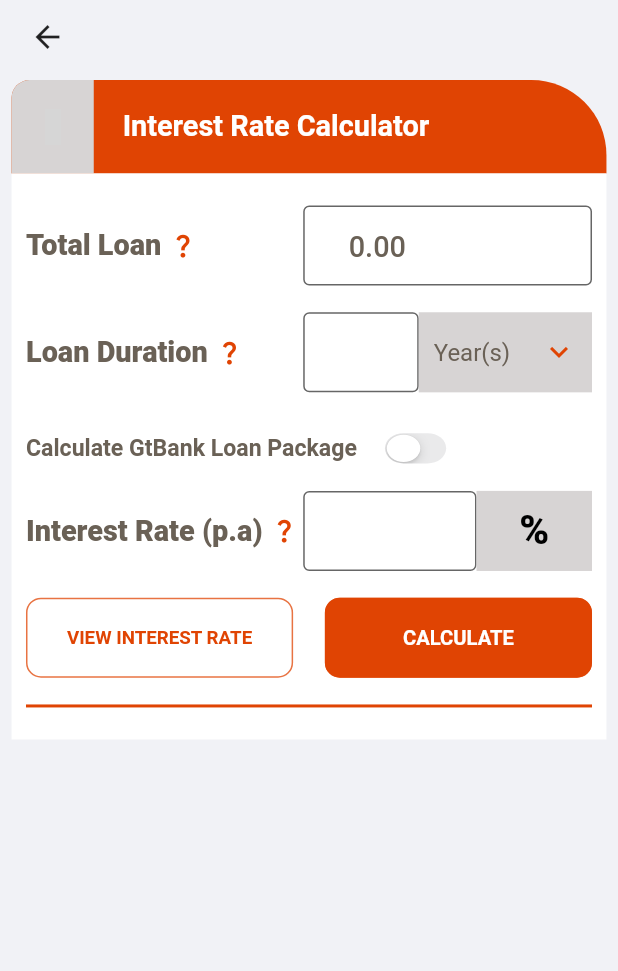
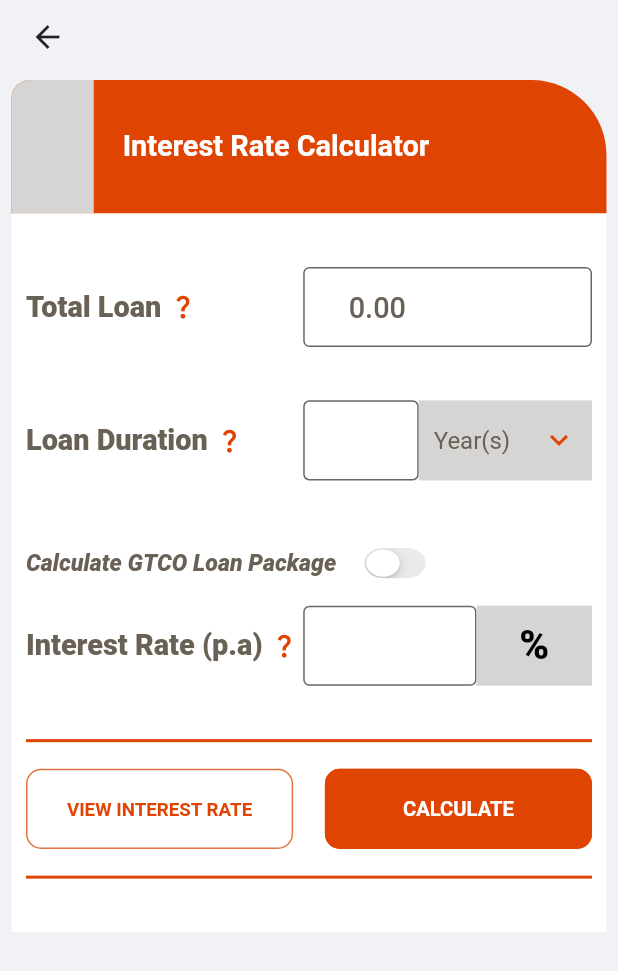
Before and after one commit to sholarrh/east_gtb_hackaton, a Flutter app: the InterestRateCalculator screen opened directly, on a phone screen of 412 x 824 dp. Shown: the top 971 px of the screen. Run offline on Flutter 3.47's test engine with Material 2 defaults, Android fonts, the phone set to English and light mode, and no system bars; drawn by our look-alikes of dropdown_button2; our stand-ins replace dotted_line, flutter_svg, iconsax, persistent_bottom_nav_bar_v2, pin_code_fields, top_snackbar_flutter; missing offline and left inert: pattern_formatter; Roboto replaces fonts that are missing (Outfit-Regular, Urbanist-Bold, Urbanist-Regular); grey boxes are pictures that could not be loaded.

Commit message:
added italics

```diff
--- a/lib/app/presentation/mobile_app/home/interest_rate_calculator.dart
+++ b/lib/app/presentation/mobile_app/home/interest_rate_calculator.dart
@@ -62,7 +62,7 @@
                   width: double.infinity,
                   padding: EdgeInsets.symmetric(
                     horizontal: getProportionateScreenWidth(10),
-                    vertical: getProportionateScreenHeight(24),
+                    vertical: getProportionateScreenHeight(40),
                   ),
                   decoration: const BoxDecoration(
                     color: Palette.whiteColor,
@@ -73,13 +73,13 @@
                       children: [
                         TotalLoanRow(controller: _amountController),
                         SizedBox(
-                          height: getProportionateScreenHeight(20),
+                          height: getProportionateScreenHeight(40),
                         ),
                         LoanDurationRow(
                           controller: _durationController,
                         ),
                         SizedBox(
-                          height: getProportionateScreenHeight(20),
+                          height: getProportionateScreenHeight(40),
                         ),
                         Consumer<InterestRateProvider>(
                             builder: (context, showRate, child) {
@@ -103,6 +103,15 @@
                                   ],
                                 );
                         }),
+                        SizedBox(
+                          height: getProportionateScreenHeight(40),
+                        ),
+
+                        const Divider(
+                          color: Palette.primaryColor,
+                          height: 2,
+                          thickness: 2,
+                        ),
                         SizedBox(
                           height: getProportionateScreenHeight(20),
                         ),
@@ -293,7 +302,7 @@
                           color: Palette.primaryColor,
                           height: 2,
                           thickness: 2,
-                        )
+                        ),
                       ],
                     ),
                   ),
--- a/lib/core/widgets/build_text.dart
+++ b/lib/core/widgets/build_text.dart
@@ -9,6 +9,7 @@
   required FontWeight weight,
   required Color colorName,
   required String fontFamily,
+  FontStyle? fontStyle,
   bool? softWrap,
   double letterSpacing = 0.0,
   TextAlign? textAlign,
@@ -22,6 +23,8 @@
         letterSpacing: getProportionateScreenWidth(letterSpacing),
         fontSize: getProportionateScreenWidth(fontSize),
         fontWeight: weight,
-        color: colorName),
+        color: colorName,
+      fontStyle: fontStyle,
+    ),
   );
 }
--- a/lib/core/widgets/header.dart
+++ b/lib/core/widgets/header.dart
@@ -15,7 +15,7 @@
   Widget build(BuildContext context) {
     return Container(
       width: double.infinity,
-      height: getProportionateScreenHeight(70),
+      height: getProportionateScreenHeight(100),
       decoration: const BoxDecoration(
           color: Palette.primaryColor,
           borderRadius: BorderRadius.only(
--- a/lib/core/widgets/switch.dart
+++ b/lib/core/widgets/switch.dart
@@ -15,11 +15,12 @@
     return Row(
       children: [
         createGeneralText(
-          inputText: 'Calculate GtBank Loan Package',
+          inputText: 'Calculate GTCO Loan Package',
           fontSize: 16,
           fontFamily: FontFamily.urbanistRegular,
-          weight: FontWeight.w600,
+          weight: FontWeight.w800,
           colorName: Palette.textColor2,
+          fontStyle: FontStyle.italic,
         ),
         SizedBox(
           width: getProportionateScreenWidth(10),
```
